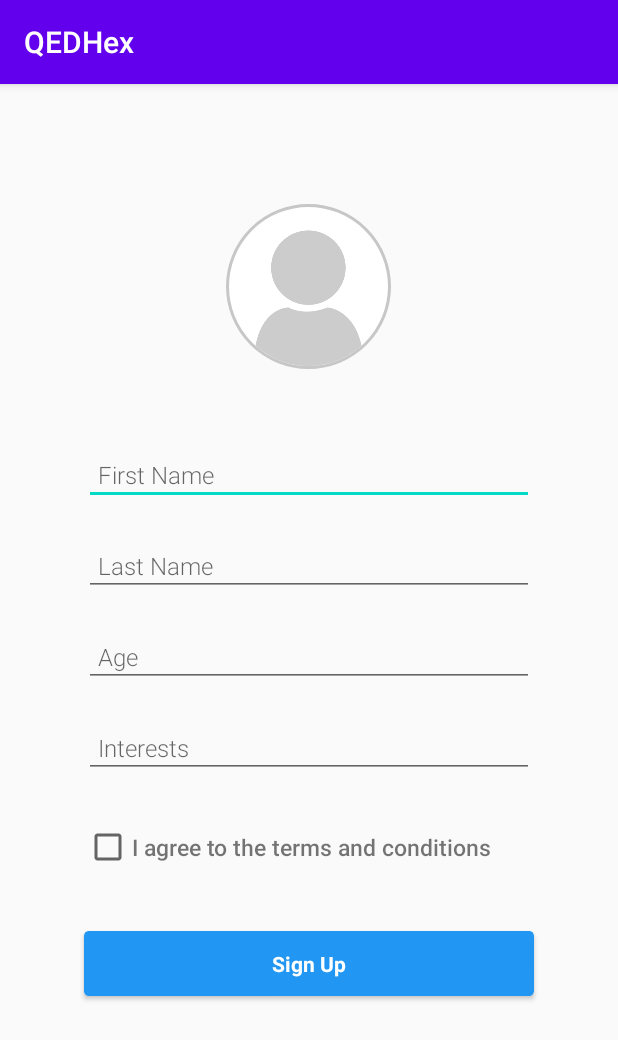
After one commit to shonky11/QEDHex, an Android app: the LoginActivity screen opened directly, with no data from a screen before it, on a phone screen of 412 x 824 dp. The commit adds this screen. Shown: the top 1040 px of the screen. Run offline under Robolectric (Android 15) with nearby library versions, the light colour scheme and no system bars; our stand-ins replace CircleImageView, Firebase (no records; nobody signed in at launch, a user with empty details on screens opened directly), Picasso.

Commit message:
added login and sign up and fixed all bugs

```diff
--- /dev/null
+++ b/app/src/main/java/com/qads/qedhex/LoginActivity.java
@@ -0,0 +1,201 @@
+package com.qads.qedhex;
+
+import android.app.Activity;
+import android.content.Intent;
+import android.net.Uri;
+import android.os.Bundle;
+import android.util.Log;
+import android.view.View;
+import android.widget.CheckBox;
+import android.widget.EditText;
+import android.widget.Spinner;
+import android.widget.TextView;
+import android.widget.Toast;
+
+import androidx.annotation.NonNull;
+import androidx.annotation.Nullable;
+import androidx.appcompat.app.AppCompatActivity;
+import androidx.cardview.widget.CardView;
+
+import com.google.android.gms.tasks.OnFailureListener;
+import com.google.android.gms.tasks.OnSuccessListener;
+import com.google.firebase.auth.FirebaseAuth;
+import com.google.firebase.auth.FirebaseUser;
+import com.google.firebase.database.DatabaseReference;
+import com.google.firebase.database.FirebaseDatabase;
+import com.google.firebase.firestore.DocumentReference;
+import com.google.firebase.firestore.FirebaseFirestore;
+import com.google.firebase.storage.FirebaseStorage;
+import com.google.firebase.storage.StorageReference;
+import com.google.firebase.storage.StorageTask;
+import com.google.firebase.storage.UploadTask;
+import com.squareup.picasso.Picasso;
+
+import de.hdodenhof.circleimageview.CircleImageView;
+
+public class LoginActivity extends AppCompatActivity {
+
+    EditText txtfirstname, txtlastname, txtage, txtinterests;
+    TextView privacyPolicy;
+    CardView signupbtn;
+    Spinner txtcollegeid, txtdegreeid;
+    CircleImageView profilePic;
+    CheckBox checkBox;
+
+    String personName, personGivenName, personFamilyName, personEmail, personId;
+
+    private static final int PICK_IMAGE_REQUEST =  1; //this is for the picture file intent in openFileChooser
+
+    private Uri imageUri; //this is a uri (similar to url) that points to the image and uploads it to the firebase storage
+    //for uploading profilepic to firebase
+    private StorageReference storageRef;
+    private DatabaseReference firebaseDatabaseReference;
+    private StorageTask uploadTask;
+
+    // Firebase instance variable
+    private FirebaseAuth mFirebaseAuth;
+    private FirebaseUser mFirebaseUser;
+    private FirebaseDatabase mFirebaseDatabase;
+    //private DatabaseReference mFirebaseDatabaseReference;
+
+    //private FirebaseFirestore db;
+    StorageReference storageReference = FirebaseStorage.getInstance().getReference();
+    StorageReference photoReference= storageReference.child("users/DefaultProfilePic/ic_profile_icon_24dp.xml");
+    private String defaultProfilePic = "users/DefaultProfilePic/ic_profile_icon_24dp.xml";
+
+    //this will get the current instance of the document in cloud firestore
+    private FirebaseFirestore db = FirebaseFirestore.getInstance();
+    final String userid = FirebaseAuth.getInstance().getCurrentUser().getUid();
+    //this retrieves the entire document with this specific uid - needed to update the profile information
+    private DocumentReference docRef = db.collection("users").document(userid);
+
+    private String TAG = "MyActivity";
+
+    @Override
+    protected void onCreate(@Nullable Bundle savedInstanceState) {
+        super.onCreate(savedInstanceState);
+        setContentView(R.layout.activity_login);
+
+        checkBox = findViewById(R.id.checkbox);
+
+        storageRef = FirebaseStorage.getInstance().getReference("users/" + userid);
+
+        txtfirstname = (EditText) findViewById(R.id.first);
+        txtlastname = (EditText) findViewById(R.id.last);
+        txtage = (EditText) findViewById(R.id.age);
+        txtinterests = (EditText) findViewById(R.id.interests);
+        //txtdegree = (EditText) findViewById(R.id.degree);
+        signupbtn = (CardView) findViewById(R.id.signupbtn);
+        profilePic = findViewById(R.id.original_profile_image);
+
+        profilePic.setOnClickListener(new View.OnClickListener() {
+            @Override
+            public void onClick(View view) {
+                //when the image is pressed, an intent will be sent to open the images file for user to pick a new picture which will show on the page
+                openFileChooser();
+                uploadFile();
+            }
+        });
+
+        signupbtn.setOnClickListener(new View.OnClickListener() {
+            @Override
+            public void onClick(View view) {
+                //Logic
+
+                //convert all textViews to string
+                String first_name = txtfirstname.getText().toString().trim();
+                String last_name = txtlastname.getText().toString().trim();
+                //String college_id = txtcollegeid.getText().toString().trim();
+                String age = txtage.getText().toString().trim();
+                String interests = txtinterests.getText().toString().trim();
+                //String degree_id = txtdegree.getText().toString().trim();
+
+                if(first_name.isEmpty() || last_name.isEmpty() || age.isEmpty() || !checkBox.isChecked() || interests.isEmpty()){
+                    Toast.makeText(getApplicationContext(), "Please fill out all the fields", Toast.LENGTH_SHORT).show();
+                }else if (!checkBox.isChecked()){
+                    Toast.makeText(getApplicationContext(), "Please check the tick box", Toast.LENGTH_SHORT).show();
+                }
+                else{
+                    User users = new User(first_name, last_name, age, mFirebaseAuth.getUid(), interests);
+                    docRef.set(users)
+                            .addOnSuccessListener(new OnSuccessListener<Void>() {
+                                @Override
+                                public void onSuccess(Void aVoid) {
+                                    Log.d(TAG, "DocumentSnapshot written with ID: ");
+                                }
+                            })
+                            .addOnFailureListener(new OnFailureListener() {
+                                @Override
+                                public void onFailure(@NonNull Exception e) {
+                                    Log.w(TAG, "Error adding document", e);
+                                }
+                            });
+
+                    uploadFile();
+                    startActivity(new Intent(LoginActivity.this, MainActivity.class));
+                    finish();
+                }
+
+            }
+        });
+
+        //gets current instance of the database
+        mFirebaseAuth = FirebaseAuth.getInstance();
+    }
+
+    private void openFileChooser(){
+        Intent intent = new Intent();
+        intent.setType("image/*"); //ensures we only see images in our file chooser
+        intent.setAction(Intent.ACTION_GET_CONTENT);
+        startActivityForResult(intent, PICK_IMAGE_REQUEST);
+    }
+
+    @Override
+    public void onActivityResult(int requestCode, int resultCode, @Nullable Intent data){
+        super.onActivityResult(requestCode, resultCode, data);
+
+        if (requestCode == PICK_IMAGE_REQUEST && resultCode == Activity.RESULT_OK && data != null & data.getData() != null){
+            imageUri = data.getData();
+
+            //IF WE WANTED TO LOAD THE PICTURE FROM THE FILE INTO THE IMAGE VIEW WE WOULD DO THIS
+            //native way of putting in an image into an imageview
+            //mProfilePic.setImageURI(imageUri);
+
+            //using picasso
+            Picasso.get().load(imageUri).into(profilePic);
+        }
+    }
+
+    //this will upload the picture file selected to firebase storage
+    private void uploadFile(){
+        if (imageUri != null){
+            //set the picture name to profilePic
+            StorageReference fileReference = storageRef.child("profilePic");//+ getFileExtension(imageUri)
+
+            //this puts the file into storage
+            uploadTask = fileReference.putFile(imageUri)
+                    //then we need to try add the url to the database
+                    .addOnSuccessListener(new OnSuccessListener<UploadTask.TaskSnapshot>() {
+                        @Override
+                        public void onSuccess(UploadTask.TaskSnapshot taskSnapshot) {
+                            Toast.makeText(getApplicationContext(), "Upload successful", Toast.LENGTH_SHORT).show();
+                            if (taskSnapshot.getMetadata()!= null){
+                                if (taskSnapshot.getMetadata().getReference()!=null){
+                                    String result = taskSnapshot.getStorage().getPath();
+                                    //updates the database with this --> THIS MIGHT NOT BE NEEDED
+                                    docRef.update("profilePicRef", result);
+                                }
+                            }
+                        }
+                    })
+                    .addOnFailureListener(new OnFailureListener() {
+                        @Override
+                        public void onFailure(@NonNull Exception e) {
+                            Toast.makeText(getApplicationContext(), e.getMessage(), Toast.LENGTH_SHORT).show();
+                        }
+                    });
+        }else{
+            //Toast.makeText(ProfileEditActivity.this, "No File Selected", Toast.LENGTH_SHORT).show();
+        }
+    }
+}
--- a/app/src/main/java/com/qads/qedhex/SignUpActivity.java
+++ b/app/src/main/java/com/qads/qedhex/SignUpActivity.java
@@ -183,7 +183,7 @@ public class SignUpActivity extends AppCompatActivity {
 
                                                     }
                                                 });*/
-                                        User users = new User("", mFirebaseAuth.getUid());
+                                        User users = new User(null, null, null, mFirebaseAuth.getUid(),null);
                                         docIdRef.set(users)
                                                 .addOnSuccessListener(new OnSuccessListener<Void>() {
                                                     @Override
@@ -197,7 +197,7 @@ public class SignUpActivity extends AppCompatActivity {
                                                         Log.w(TAG, "Error adding document", e);
                                                     }
                                                 });
-                                        startActivity(new Intent(SignUpActivity.this, MainActivity.class));
+                                        startActivity(new Intent(SignUpActivity.this, LoginActivity.class));
 
                                         finish();
                                     } else {
--- /dev/null
+++ b/app/src/main/res/drawable-v24/ic_profile_icon_120dp.xml
@@ -0,0 +1,5 @@
+<vector android:height="120dp" android:tint="#C7C7C7"
+    android:viewportHeight="24.0" android:viewportWidth="24.0"
+    android:width="120dp" xmlns:android="http://schemas.android.com/apk/res/android">
+    <path android:fillColor="#FF000000" android:pathData="M12,12c2.21,0 4,-1.79 4,-4s-1.79,-4 -4,-4 -4,1.79 -4,4 1.79,4 4,4zM12,14c-2.67,0 -8,1.34 -8,4v2h16v-2c0,-2.66 -5.33,-4 -8,-4z"/>
+</vector>
--- /dev/null
+++ b/app/src/main/res/layout/activity_login.xml
@@ -0,0 +1,198 @@
+<?xml version="1.0" encoding="utf-8"?>
+<FrameLayout
+    xmlns:android="http://schemas.android.com/apk/res/android"
+    xmlns:app="http://schemas.android.com/apk/res-auto"
+    xmlns:tools="http://schemas.android.com/tools"
+    android:layout_width="match_parent"
+    android:layout_height="match_parent">
+    <!--tools:context=".activities.SignUpActivity"-->
+
+    <androidx.core.widget.NestedScrollView
+        android:id="@+id/my_scroll_view"
+        android:scrollbars = "none"
+        android:layout_width="match_parent"
+        android:layout_height="match_parent"
+        android:clipToPadding="false"
+        android:scrollingCache = "true"
+        tools:layout_behaviour = "@string/appbar_scrolling_view_behaviour">
+
+        <RelativeLayout
+            android:layout_width="match_parent"
+            android:layout_height="match_parent"
+            android:orientation="vertical"
+            tools:layout_editor_absoluteX="0dp"
+            tools:layout_editor_absoluteY="0dp">
+
+            <de.hdodenhof.circleimageview.CircleImageView
+                android:id="@+id/original_profile_image"
+                android:layout_width="110dp"
+                android:layout_height="110dp"
+                android:layout_centerHorizontal="true"
+                android:layout_marginTop="80dp"
+                android:src="@drawable/noprofilepicture"
+                android:elevation="100dp"
+                app:civ_border_color="#C7C7C7"
+                app:civ_border_width="2dp"/>
+
+            <!--<TextView
+                android:id="@+id/signuptitle"
+                android:layout_width="wrap_content"
+                android:layout_height="wrap_content"
+                android:layout_marginTop="70dp"
+                android:layout_centerHorizontal="true"
+                android:text="Sign Up"
+                android:textAppearance="@style/TextAppearance.AppCompat.Body2"
+                android:textSize="22sp"
+                app:layout_constraintTop_toTopOf="parent"
+                tools:layout_editor_absoluteX="162dp" />-->
+
+            <EditText
+                android:id="@+id/first"
+                android:layout_width="300dp"
+                android:layout_height="wrap_content"
+                android:layout_below="@id/original_profile_image"
+                android:layout_centerHorizontal="true"
+                android:layout_marginTop="50dp"
+                android:padding="9dp"
+                android:textSize="16dp"
+                android:fontFamily="sans-serif-light"
+                android:hint="First Name"
+                android:inputType="text" />
+
+            <EditText
+                android:id="@+id/last"
+                android:layout_width="300dp"
+                android:layout_height="wrap_content"
+                android:layout_below="@id/first"
+                android:padding="9dp"
+                android:layout_centerHorizontal="true"
+                android:layout_marginTop="20dp"
+                android:fontFamily="sans-serif-light"
+                android:textSize="16dp"
+                android:hint="Last Name"
+                android:inputType="text" />
+
+            <!--<Spinner
+                android:id="@+id/college"
+                android:layout_width="300dp"
+                android:layout_height="wrap_content"
+                android:layout_below="@id/last"
+                android:paddingTop="10dp"
+                android:paddingBottom="10dp"
+                android:paddingLeft="10dp"
+                android:textSize="16dp"
+                android:layout_centerHorizontal="true"
+                android:layout_marginTop="20dp"
+                android:hint="College"
+                android:inputType="text"/>-->
+
+            <!--<EditText
+                android:id="@+id/college"
+                android:layout_width="300dp"
+                android:layout_height="wrap_content"
+                android:layout_below="@id/last"
+                android:background="@drawable/edit_text_box"
+                android:padding="8dp"
+                android:layout_centerHorizontal="true"
+                android:layout_marginTop="20dp"
+                android:hint="College"
+                android:inputType="text" />-->
+
+            <EditText
+                android:id="@+id/age"
+                android:layout_width="300dp"
+                android:layout_height="wrap_content"
+                android:layout_below="@id/last"
+                android:padding="9dp"
+                android:textSize="16dp"
+                android:layout_centerHorizontal="true"
+                android:layout_marginTop="20dp"
+                android:fontFamily="sans-serif-light"
+                android:hint="Age"
+                android:inputType="text" />
+
+            <EditText
+                android:id="@+id/interests"
+                android:layout_width="300dp"
+                android:layout_height="wrap_content"
+                android:layout_below="@id/age"
+                android:padding="9dp"
+                android:textSize="16dp"
+                android:layout_centerHorizontal="true"
+                android:layout_marginTop="20dp"
+                android:fontFamily="sans-serif-light"
+                android:hint="Interests"
+                android:inputType="text" />
+
+
+            <!--<EditText
+                android:id="@+id/degree"
+                android:layout_width="300dp"
+                android:layout_height="wrap_content"
+                android:layout_below="@id/year"
+                android:background="@drawable/edit_text_box"
+                android:padding="9dp"
+                android:textSize="16dp"
+                android:layout_centerHorizontal="true"
+                android:layout_marginTop="20dp"
+                android:hint="Degree"
+                android:inputType="text" />-->
+
+
+            <LinearLayout
+                android:id="@+id/checkboxandtitle"
+                android:layout_width="300dp"
+                android:layout_height="wrap_content"
+                android:orientation="horizontal"
+                android:layout_below="@id/interests"
+                android:layout_alignLeft="@id/age"
+                android:layout_marginTop="30dp">
+
+                <CheckBox
+                    android:id="@+id/checkbox"
+                    android:layout_width="wrap_content"
+                    android:layout_height="wrap_content"
+                    android:layout_marginTop="30dp"
+                    android:layout_gravity="bottom"
+                    />
+
+                <TextView
+                    android:layout_width="wrap_content"
+                    android:layout_height="wrap_content"
+                    android:fontFamily="sans-serif-medium"
+                    android:layout_marginTop="5dp"
+                    android:textSize="15sp"
+                    android:text="I agree to the terms and conditions"
+                    />
+
+            </LinearLayout>
+
+
+
+            <androidx.cardview.widget.CardView
+                android:id="@+id/signupbtn"
+                android:layout_width="300dp"
+                android:layout_height="wrap_content"
+                android:layout_below="@id/checkboxandtitle"
+                android:layout_centerHorizontal="true"
+                android:layout_marginTop="10dp"
+                android:layout_marginBottom="150dp"
+                app:cardBackgroundColor="#2196F3"
+                app:cardCornerRadius="3dp">
+
+                <TextView
+                    android:layout_width="wrap_content"
+                    android:layout_height="wrap_content"
+                    android:padding="12dp"
+                    android:text="Sign Up"
+                    android:textColor="@color/background_light"
+                    android:textStyle="bold"
+                    android:layout_gravity="center_horizontal" />
+            </androidx.cardview.widget.CardView>
+
+
+        </RelativeLayout>
+
+
+    </androidx.core.widget.NestedScrollView>
+</FrameLayout>
--- a/app/src/main/res/values/colors.xml
+++ b/app/src/main/res/values/colors.xml
@@ -5,4 +5,5 @@
     <color name="colorAccent">#03DAC5</color>
     <color name="gray">#8A8A8A</color>
     <color name="queenscolor">#4CAF50</color>
+    <color name="background_light">#FFFFFF</color>
 </resources>
```
Also changed, not shown: app/src/main/AndroidManifest.xml (+12 -1 lines), app/src/main/java/com/qads/qedhex/MainActivity.java (+56 -0 lines), app/src/main/java/com/qads/qedhex/User.java (+46 -8 lines), app/src/main/res/layout/activity_main.xml (+11 -7 lines), app/src/main/res/drawable-v24/noprofilepicture.png (added).
